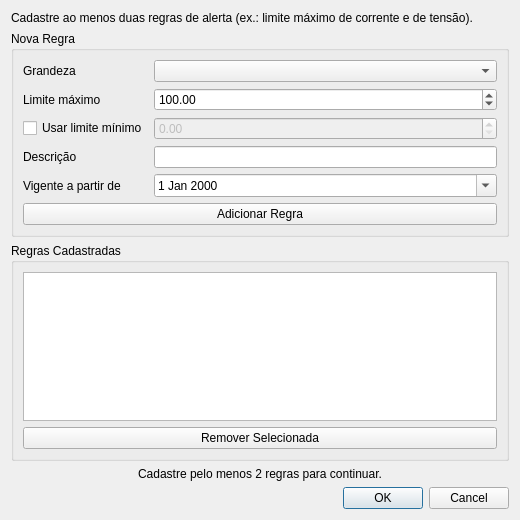
First picture: the form in ui/regras_alerta_dialog.ui, repository joaoguaresi/ComputationalAppDev, before the edit.
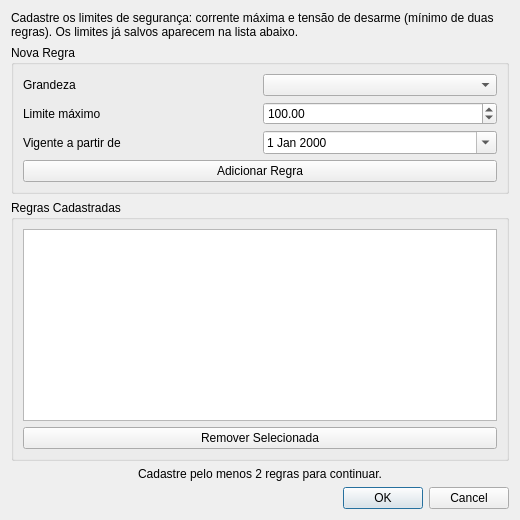
Second picture: the form after the edit.

Commit message: feat(controllers): carrega limites salvos ao abrir o QDialog

Patch:
```diff
--- a/ui/regras_alerta_dialog.ui
+++ b/ui/regras_alerta_dialog.ui
@@ -17,7 +17,7 @@
    <item>
     <widget class="QLabel" name="label_instrucoes">
      <property name="text">
-      <string>Cadastre ao menos duas regras de alerta (ex.: limite máximo de corrente e de tensão).</string>
+      <string>Cadastre os limites de segurança: corrente máxima e tensão de desarme (mínimo de duas regras). Os limites já salvos aparecem na lista abaixo.</string>
      </property>
      <property name="wordWrap">
       <bool>true</bool>
@@ -61,50 +61,20 @@
        </widget>
       </item>
       <item row="2" column="0">
-       <widget class="QCheckBox" name="check_usar_limite_min">
-        <property name="text">
-         <string>Usar limite mínimo</string>
-        </property>
-       </widget>
-      </item>
-      <item row="2" column="1">
-       <widget class="QDoubleSpinBox" name="spin_limite_min">
-        <property name="enabled">
-         <bool>false</bool>
-        </property>
-        <property name="minimum">
-         <double>0.000000000000000</double>
-        </property>
-        <property name="maximum">
-         <double>100000.000000000000000</double>
-        </property>
-       </widget>
-      </item>
-      <item row="3" column="0">
-       <widget class="QLabel" name="label_descricao">
-        <property name="text">
-         <string>Descrição</string>
-        </property>
-       </widget>
-      </item>
-      <item row="3" column="1">
-       <widget class="QLineEdit" name="edit_descricao"/>
-      </item>
-      <item row="4" column="0">
        <widget class="QLabel" name="label_vigencia">
         <property name="text">
          <string>Vigente a partir de</string>
         </property>
        </widget>
       </item>
-      <item row="4" column="1">
+      <item row="2" column="1">
        <widget class="QDateEdit" name="date_vigencia">
         <property name="calendarPopup">
          <bool>true</bool>
         </property>
        </widget>
       </item>
-      <item row="5" column="0" colspan="2">
+      <item row="3" column="0" colspan="2">
        <widget class="QPushButton" name="btn_adicionar">
         <property name="text">
          <string>Adicionar Regra</string>
```
The commit also changes 3 other files.
